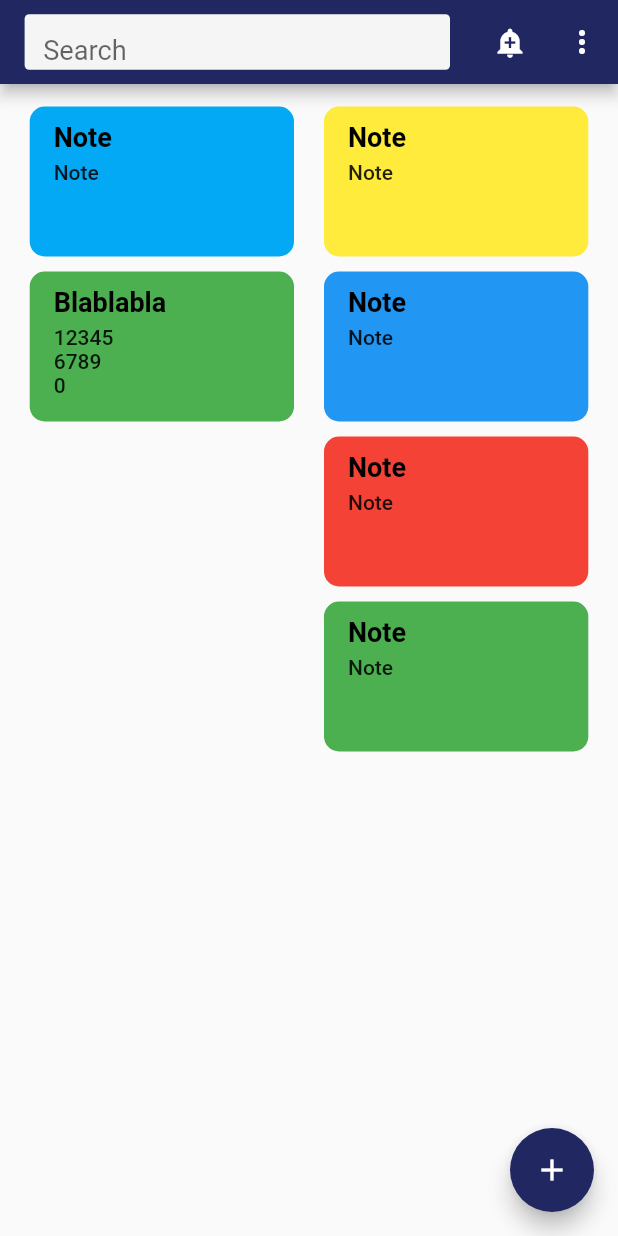
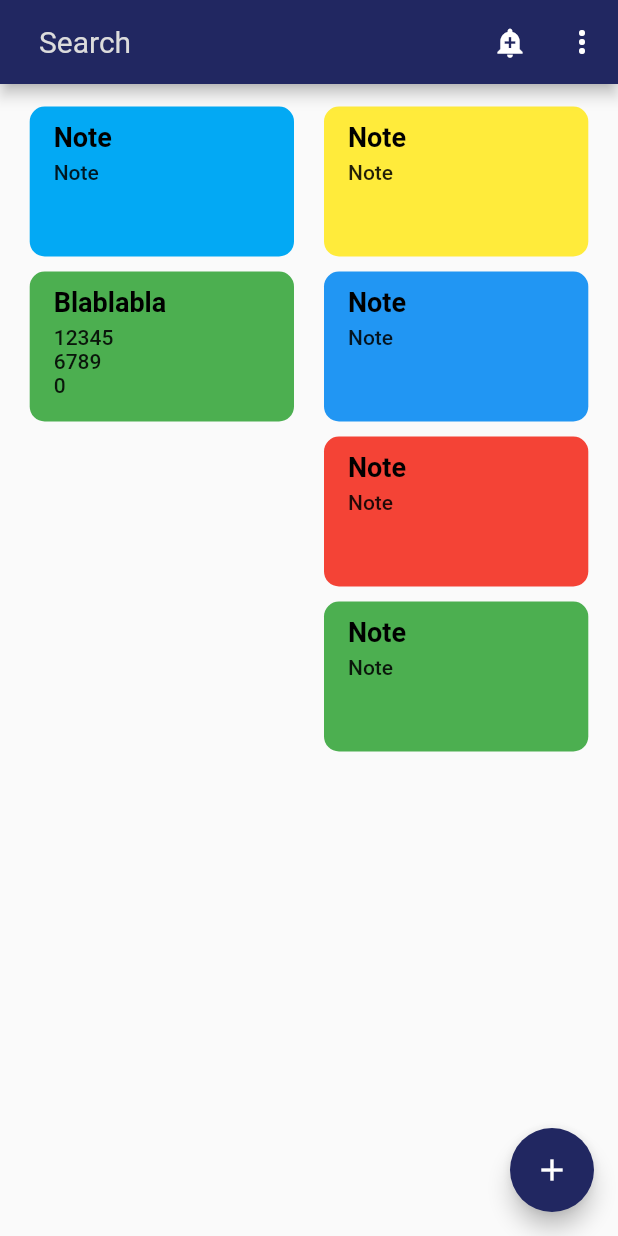
Before and after one commit to DaniilNichitenco/CrossplatformNotes, a Flutter app: the screen it shows after launch, on a phone screen of 412 x 824 dp. Run offline on Flutter 3.47's test engine with Material 2 defaults, Android fonts, the phone set to English and light mode, and no system bars.

Commit message:
TextField decoration removed

```diff
--- a/lib/main.dart
+++ b/lib/main.dart
@@ -7,6 +7,7 @@ import 'popup_content.dart';
 
 void main() => runApp(MyApp());
 Color colorTheme = Color.fromARGB(255, 33, 39, 97);
+
 class MyApp extends StatelessWidget {
   @override
   Widget build(BuildContext context) {
@@ -23,15 +24,11 @@ class MyHomePage extends StatefulWidget {
   MyHomePage({Key key, this.title}) : super(key: key);
   final String title;
 
-
   @override
   _MyHomePageState createState() => _MyHomePageState();
 }
 
 class _MyHomePageState extends State<MyHomePage> {
-
-
-
   void createNote() {
     setState(() {});
   }
@@ -39,34 +36,26 @@ class _MyHomePageState extends State<MyHomePage> {
   @override
   Widget build(BuildContext context) {
     Widget searchBar = Container(
-        margin: EdgeInsets.only(
-            left: MediaQuery.of(context).size.width * 0.001, right: 0),
-        padding: EdgeInsets.zero,
-        height: MediaQuery.of(context).size.height * 0.045,
-        color: colorTheme,
-        child: DecoratedBox(
-          decoration: BoxDecoration(
-            color: Colors.white,
-            borderRadius: BorderRadius.all(Radius.circular(3.0)),
-          ),
+      padding: EdgeInsets.only(left: 10),
+      child: Row(
+        children: <Widget>[
+          Expanded(
+            flex: 1,
             child: Container(
               child: TextField(
                 textInputAction: TextInputAction.search,
-              style: TextStyle(
-                  color: Colors.black,
-                  fontSize: MediaQuery.of(context).size.height * 0.022),
+                style: TextStyle(color: Colors.white, fontSize: 20),
                 decoration: InputDecoration(
-                filled: true,
-                contentPadding: EdgeInsets.only(
-                    top: MediaQuery.of(context).size.height * 0.009,
-                    left: MediaQuery.of(context).size.width * 0.03,
-                    bottom: MediaQuery.of(context).size.height * 0.009),
                   border: InputBorder.none,
                   hintText: "Search",
+                  hintStyle: TextStyle(color: Color.fromARGB(255, 220, 220, 220)),
                 ),
               ),
             ),
-        ));
+          ),
+        ],
+      ),
+    );
 
     return Scaffold(
       appBar: AppBar(
@@ -169,14 +158,12 @@ class _MyHomePageState extends State<MyHomePage> {
   }
 
   Widget _newNoteBody() {
-
     Widget inputName = Container(
         color: Color.fromARGB(0, 149, 159, 223),
         margin: EdgeInsets.only(
             left: MediaQuery.of(context).size.width * 0.12,
             right: MediaQuery.of(context).size.width * 0.12,
-            top: MediaQuery.of(context).size.height * 0.02
-        ),
+            top: MediaQuery.of(context).size.height * 0.02),
         padding: EdgeInsets.zero,
         height: MediaQuery.of(context).size.height * 0.045,
         child: DecoratedBox(
@@ -207,12 +194,19 @@ class _MyHomePageState extends State<MyHomePage> {
       color: Color.fromARGB(100, 149, 159, 223),
       padding: EdgeInsets.only(top: MediaQuery.of(context).size.height * 0.02),
       child: Column(
-        children: <Widget>[Center(
-          child: Text("Name your note:", style: TextStyle(fontWeight: FontWeight.bold, fontSize: MediaQuery.of(context).size.height * 0.03), ),
+        children: <Widget>[
+          Center(
+            child: Text(
+              "Name your note:",
+              style: TextStyle(
+                  fontWeight: FontWeight.bold,
+                  fontSize: MediaQuery.of(context).size.height * 0.03),
+            ),
           ),
           inputName,
           Container(
-            padding: EdgeInsets.only(left: MediaQuery.of(context).size.width * 0.15),
+            padding:
+                EdgeInsets.only(left: MediaQuery.of(context).size.width * 0.15),
             child: Row(
               children: <Widget>[
                 FlatButton(
@@ -221,18 +215,26 @@ class _MyHomePageState extends State<MyHomePage> {
                         Navigator.pop(context); // close the popup
                       } catch (e) {}
                     },
-                    child: Text("Create", style: TextStyle(fontWeight: FontWeight.bold,
-                        fontSize: MediaQuery.of(context).size.height * 0.026, color: Colors.black54),)
-                ),
+                    child: Text(
+                      "Create",
+                      style: TextStyle(
+                          fontWeight: FontWeight.bold,
+                          fontSize: MediaQuery.of(context).size.height * 0.026,
+                          color: Colors.black54),
+                    )),
                 FlatButton(
                     onPressed: () {
                       try {
                         Navigator.pop(context); // close the popup
                       } catch (e) {}
                     },
-                    child: Text("Cancel", style: TextStyle(fontWeight: FontWeight.bold,
-                        fontSize: MediaQuery.of(context).size.height * 0.026, color: Colors.black54),)
-                ),
+                    child: Text(
+                      "Cancel",
+                      style: TextStyle(
+                          fontWeight: FontWeight.bold,
+                          fontSize: MediaQuery.of(context).size.height * 0.026,
+                          color: Colors.black54),
+                    )),
               ],
             ),
           ),
```
Lines whose indentation alone changed are shown as unchanged.
